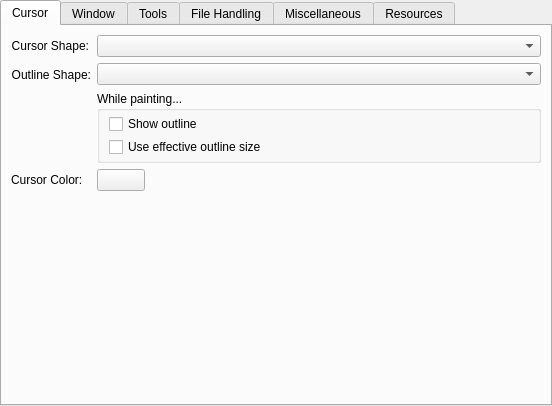
First picture: the form in libs/ui/forms/wdggeneralsettings.ui, repository KDE/krita, before the edit.
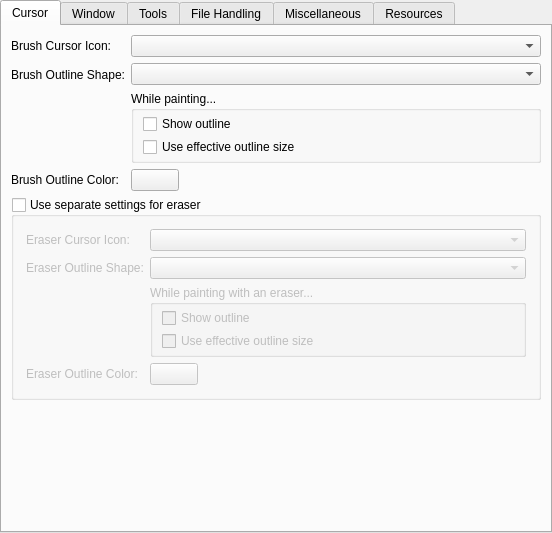
Second picture: the form after the edit. Custom widgets are drawn as their Qt base class.

Commit message: Allow the user to have separate cursor settings for erasers

The edit to the form file:
```diff
--- a/libs/ui/forms/wdggeneralsettings.ui
+++ b/libs/ui/forms/wdggeneralsettings.ui
@@ -11,7 +11,7 @@
     <x>0</x>
     <y>0</y>
     <width>552</width>
-    <height>406</height>
+    <height>533</height>
    </rect>
   </property>
   <property name="sizePolicy">
@@ -58,7 +58,7 @@
           </sizepolicy>
          </property>
          <property name="text">
-          <string>Cursor Shape:</string>
+          <string>Brush Cursor Icon:</string>
          </property>
          <property name="alignment">
           <set>Qt::AlignRight|Qt::AlignTrailing|Qt::AlignVCenter</set>
@@ -80,7 +80,7 @@
           </sizepolicy>
          </property>
          <property name="text">
-          <string>Outline Shape:</string>
+          <string>Brush Outline Shape:</string>
          </property>
          <property name="alignment">
           <set>Qt::AlignRight|Qt::AlignTrailing|Qt::AlignVCenter</set>
@@ -155,13 +155,6 @@
          </layout>
         </widget>
        </item>
-       <item row="2" column="0">
-        <widget class="QLabel" name="label_11">
-         <property name="text">
-          <string>Cursor Color:</string>
-         </property>
-        </widget>
-       </item>
        <item row="2" column="1">
         <widget class="KisColorButton" name="cursorColorBtutton">
          <property name="maximumSize">
@@ -176,6 +169,135 @@
         </widget>
        </item>
        <item row="3" column="0" colspan="2">
+        <widget class="QGroupBox" name="m_chkSeparateEraserCursor">
+         <property name="title">
+          <string>Use separate settings for eraser</string>
+         </property>
+         <property name="checkable">
+          <bool>true</bool>
+         </property>
+         <property name="checked">
+          <bool>false</bool>
+         </property>
+         <layout class="QGridLayout" name="gridLayout_2">
+          <item row="0" column="0">
+           <widget class="QWidget" name="widget_7" native="true">
+            <property name="sizePolicy">
+             <sizepolicy hsizetype="Preferred" vsizetype="Preferred">
+              <horstretch>0</horstretch>
+              <verstretch>0</verstretch>
+             </sizepolicy>
+            </property>
+            <layout class="QFormLayout" name="formLayout_3">
+             <property name="leftMargin">
+              <number>3</number>
+             </property>
+             <property name="topMargin">
+              <number>3</number>
+             </property>
+             <property name="rightMargin">
+              <number>3</number>
+             </property>
+             <property name="bottomMargin">
+              <number>3</number>
+             </property>
+             <item row="0" column="0">
+              <widget class="QLabel" name="label_19">
+               <property name="sizePolicy">
+                <sizepolicy hsizetype="Minimum" vsizetype="Preferred">
+                 <horstretch>0</horstretch>
+                 <verstretch>0</verstretch>
+                </sizepolicy>
+               </property>
+               <property name="text">
+                <string>Eraser Cursor Icon:</string>
+               </property>
+              </widget>
+             </item>
+             <item row="0" column="1">
+              <widget class="QComboBox" name="m_cmbEraserCursorShape"/>
+             </item>
+             <item row="1" column="0">
+              <widget class="QLabel" name="label_20">
+               <property name="sizePolicy">
+                <sizepolicy hsizetype="Minimum" vsizetype="Preferred">
+                 <horstretch>0</horstretch>
+                 <verstretch>0</verstretch>
+                </sizepolicy>
+               </property>
+               <property name="text">
+                <string>Eraser Outline Shape:</string>
+               </property>
+              </widget>
+             </item>
+             <item row="1" column="1">
+              <widget class="QComboBox" name="m_cmbEraserOutlineShape"/>
+             </item>
+             <item row="2" column="1">
+              <widget class="QGroupBox" name="groupBox_6">
+               <property name="sizePolicy">
+                <sizepolicy hsizetype="Preferred" vsizetype="Preferred">
+                 <horstretch>0</horstretch>
+                 <verstretch>0</verstretch>
+                </sizepolicy>
+               </property>
+               <property name="title">
+                <string>While painting with an eraser...</string>
+               </property>
+               <layout class="QVBoxLayout" name="verticalLayout_5">
+                <property name="spacing">
+                 <number>3</number>
+                </property>
+                <property name="topMargin">
+                 <number>3</number>
+                </property>
+                <property name="bottomMargin">
+                 <number>3</number>
+                </property>
+                <item>
+                 <widget class="QCheckBox" name="m_showEraserOutlinePainting">
+                  <property name="text">
+                   <string>Show outline</string>
+                  </property>
+                 </widget>
+                </item>
+                <item>
+                 <widget class="QCheckBox" name="m_changeEraserBrushOutline">
+                  <property name="text">
+                   <string>Use effective outline size</string>
+                  </property>
+                 </widget>
+                </item>
+               </layout>
+              </widget>
+             </item>
+             <item row="3" column="1">
+              <widget class="KisColorButton" name="eraserCursorColorButton">
+               <property name="maximumSize">
+                <size>
+                 <width>48</width>
+                 <height>25</height>
+                </size>
+               </property>
+               <property name="text">
+                <string/>
+               </property>
+              </widget>
+             </item>
+             <item row="3" column="0">
+              <widget class="QLabel" name="label_21">
+               <property name="text">
+                <string>Eraser Outline Color:</string>
+               </property>
+              </widget>
+             </item>
+            </layout>
+           </widget>
+          </item>
+         </layout>
+        </widget>
+       </item>
+       <item row="4" column="0" colspan="2">
         <spacer name="verticalSpacer_3">
          <property name="orientation">
           <enum>Qt::Vertical</enum>
@@ -188,6 +310,13 @@
          </property>
         </spacer>
        </item>
+       <item row="2" column="0">
+        <widget class="QLabel" name="label_11">
+         <property name="text">
+          <string>Brush Outline Color:</string>
+         </property>
+        </widget>
+       </item>
       </layout>
      </widget>
      <widget class="QWidget" name="tab_3">
```
Left out of the diff: 6 changed lines with no effect on the pictures. The commit also changes 17 other files.
